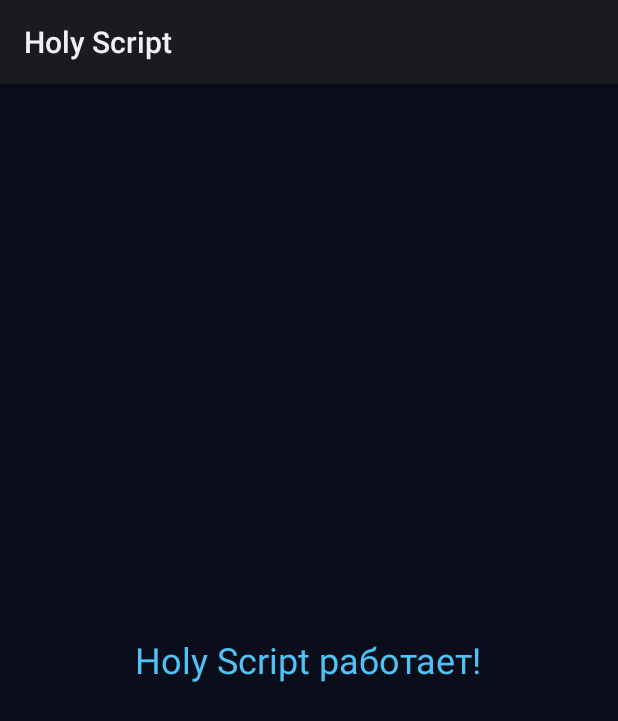
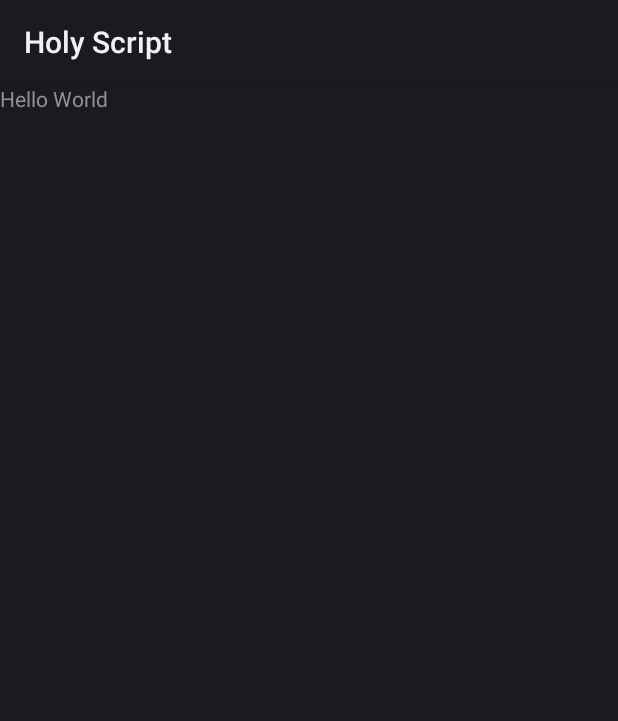
Before and after one commit to hikkow/Script, an Android app: the screen it shows after launch (MainActivity), on a phone screen of 412 x 824 dp. Shown: the top 721 px of the screen. Run offline under Robolectric (Android 15) with nearby library versions, the phone set to English and light mode, and no system bars.

Commit message:
Update MainActivity.kt

```diff
--- a/app/src/main/java/ru/holly/script/MainActivity.kt
+++ b/app/src/main/java/ru/holly/script/MainActivity.kt
@@ -7,8 +7,8 @@ import android.widget.TextView
 class MainActivity : Activity() {
     override fun onCreate(savedInstanceState: Bundle?) {
         super.onCreate(savedInstanceState)
-        setContentView(R.layout.activity_main)
-        val tv = findViewById<TextView>(R.id.tvText)
-        tv.text = "Holy Script работает!"
+        val tv = TextView(this)
+        tv.text = "Hello World"
+        setContentView(tv)
     }
 }
```
